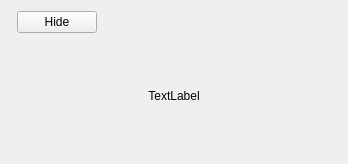
This is src/Screens/DialogScreens/informationaldialogscreen.ui in Gustopoll/TheCards as Qt 5 draws it before an edit. The edited form follows.
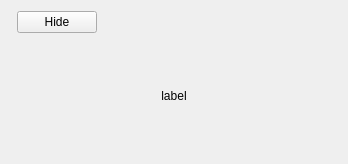
This is the edited form.

What changed in the file:
```diff
--- a/src/Screens/DialogScreens/informationaldialogscreen.ui
+++ b/src/Screens/DialogScreens/informationaldialogscreen.ui
@@ -55,18 +55,33 @@
          <verstretch>0</verstretch>
         </sizepolicy>
        </property>
+       <property name="minimumSize">
+        <size>
+         <width>0</width>
+         <height>0</height>
+        </size>
+       </property>
        <property name="layoutDirection">
         <enum>Qt::LeftToRight</enum>
        </property>
        <property name="styleSheet">
         <string notr="true"/>
        </property>
+       <property name="midLineWidth">
+        <number>0</number>
+       </property>
        <property name="text">
-        <string>TextLabel</string>
+        <string>&lt;html&gt;&lt;head/&gt;&lt;body&gt;&lt;p&gt;label&lt;/p&gt;&lt;/body&gt;&lt;/html&gt;</string>
+       </property>
+       <property name="textFormat">
+        <enum>Qt::RichText</enum>
        </property>
        <property name="alignment">
         <set>Qt::AlignCenter</set>
        </property>
+       <property name="wordWrap">
+        <bool>true</bool>
+       </property>
       </widget>
      </item>
      <item row="1" column="2">
```
Left out of the diff: 26 changed lines with no effect on the pictures.
